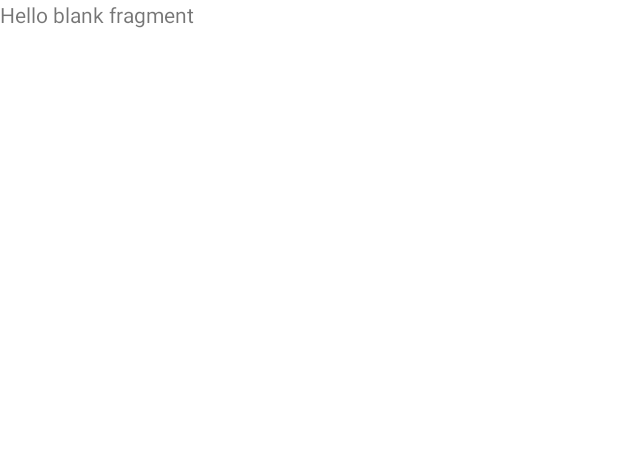
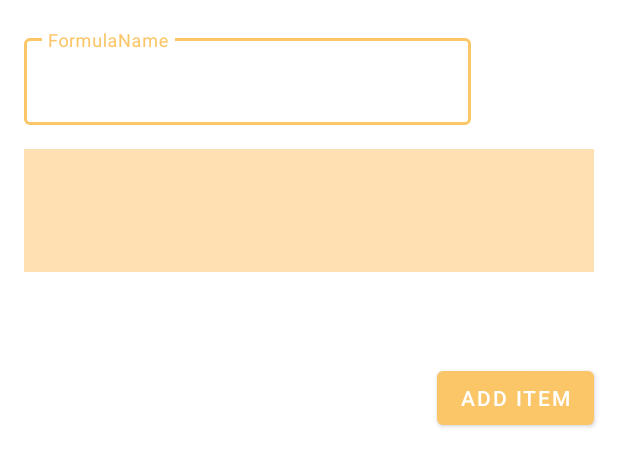
Before and after one commit to Pareeesa/Pottery, an Android app: the layout fragment_edit.xml on its own in the app's theme, with its tools: preview values and no code run, on a phone screen of 412 x 824 dp. Shown: the top 466 px of the screen. Run offline under Robolectric (Android 15) with nearby library versions, the phone set to English and light mode, and no system bars.

Commit message:
Design editFragment

```diff
--- a/app/src/main/java/com/example/pottery/ui/EditFragment.kt
+++ b/app/src/main/java/com/example/pottery/ui/EditFragment.kt
@@ -5,22 +5,28 @@ import androidx.fragment.app.Fragment
 import android.view.LayoutInflater
 import android.view.View
 import android.view.ViewGroup
+import androidx.fragment.app.viewModels
 import com.example.pottery.R
+import com.example.pottery.databinding.FragmentEditBinding
+import com.example.pottery.databinding.FragmentHomeBinding
+import com.example.pottery.viewModels.FormulaViewModel
 
 
 class EditFragment : Fragment() {
 
-    override fun onCreate(savedInstanceState: Bundle?) {
-        super.onCreate(savedInstanceState)
-
-    }
+    private lateinit var binding: FragmentEditBinding
+    private val viewModel: FormulaViewModel by viewModels()
 
     override fun onCreateView(
         inflater: LayoutInflater, container: ViewGroup?,
         savedInstanceState: Bundle?
     ): View? {
-        // Inflate the layout for this fragment
-        return inflater.inflate(R.layout.fragment_edit, container, false)
+        binding = FragmentEditBinding.inflate(inflater, container, false)
+        return binding.root
+    }
+
+    override fun onViewCreated(view: View, savedInstanceState: Bundle?) {
+        super.onViewCreated(view, savedInstanceState)
     }
 
 
--- /dev/null
+++ b/app/src/main/res/drawable/ic_baseline_check_24.xml
@@ -0,0 +1,5 @@
+<vector android:height="24dp" android:tint="#FFFFFF"
+    android:viewportHeight="24" android:viewportWidth="24"
+    android:width="24dp" xmlns:android="http://schemas.android.com/apk/res/android">
+    <path android:fillColor="@android:color/white" android:pathData="M9,16.17L4.83,12l-1.42,1.41L9,19 21,7l-1.41,-1.41z"/>
+</vector>
--- a/app/src/main/res/layout/fragment_edit.xml
+++ b/app/src/main/res/layout/fragment_edit.xml
@@ -1,14 +1,65 @@
 <?xml version="1.0" encoding="utf-8"?>
-<FrameLayout xmlns:android="http://schemas.android.com/apk/res/android"
+<androidx.constraintlayout.widget.ConstraintLayout xmlns:android="http://schemas.android.com/apk/res/android"
+    xmlns:app="http://schemas.android.com/apk/res-auto"
     xmlns:tools="http://schemas.android.com/tools"
     android:layout_width="match_parent"
     android:layout_height="match_parent"
-    tools:context=".ui.EditFragment">
+    tools:context="ui.HomeFragment">
 
-    <!-- TODO: Update blank fragment layout -->
-    <TextView
+    <com.google.android.material.textfield.TextInputLayout
+        android:id="@+id/textInputLayout"
+        style="@style/Widget.MaterialComponents.TextInputLayout.OutlinedBox"
+        android:layout_width="298dp"
+        android:layout_height="63dp"
+        android:layout_marginStart="16dp"
+        android:layout_marginTop="20dp"
+        android:hint="@string/formulaname"
+        app:layout_constraintStart_toStartOf="parent"
+        app:layout_constraintTop_toTopOf="parent">
+
+        <com.google.android.material.textfield.TextInputEditText
+            android:id="@+id/et_search"
+            android:layout_width="match_parent"
+            android:layout_height="match_parent" />
+    </com.google.android.material.textfield.TextInputLayout>
+
+    <com.google.android.material.floatingactionbutton.FloatingActionButton
+        android:id="@+id/btn_save"
+        android:visibility="gone"
+        android:layout_width="wrap_content"
+        android:layout_height="wrap_content"
+        android:layout_marginEnd="16dp"
+        android:layout_marginBottom="16dp"
+        android:clickable="true"
+        android:focusable="true"
+        android:src="@drawable/ic_baseline_check_24"
+        app:backgroundTint="@color/Orange"
+        app:layout_constraintBottom_toBottomOf="parent"
+        app:layout_constraintEnd_toEndOf="parent"
+        app:tint="@color/white"
+        tools:ignore="ContentDescription" />
+
+    <androidx.recyclerview.widget.RecyclerView
+        android:id="@+id/recycler_view"
         android:layout_width="match_parent"
-        android:layout_height="match_parent"
-        android:text="@string/hello_blank_fragment" />
+        android:layout_height="wrap_content"
+        android:layout_marginStart="16dp"
+        android:layout_marginTop="16dp"
+        android:layout_marginEnd="16dp"
+        android:clipToPadding="false"
+        android:paddingBottom="60dp"
+        app:layoutManager="androidx.recyclerview.widget.LinearLayoutManager"
+        app:layout_constraintEnd_toEndOf="parent"
+        app:layout_constraintHorizontal_bias="0.0"
+        app:layout_constraintStart_toStartOf="parent"
+        app:layout_constraintTop_toBottomOf="@+id/textInputLayout"
+        tools:listitem="@layout/item_view" />
 
-</FrameLayout>
+    <Button
+        android:layout_width="wrap_content"
+        android:layout_height="wrap_content"
+        android:text="Add Item"
+        app:layout_constraintEnd_toEndOf="@+id/recycler_view"
+        app:layout_constraintTop_toBottomOf="@+id/recycler_view" />
+
+</androidx.constraintlayout.widget.ConstraintLayout>
--- a/app/src/main/res/navigation/nav_graph.xml
+++ b/app/src/main/res/navigation/nav_graph.xml
@@ -41,5 +41,9 @@
         android:id="@+id/editFragment"
         android:name="com.example.pottery.ui.EditFragment"
         android:label="fragment_edit"
-        tools:layout="@layout/fragment_edit" />
+        tools:layout="@layout/fragment_edit" >
+        <argument
+            android:name="formulaId"
+            app:argType="integer" />
+    </fragment>
 </navigation>
--- a/app/src/main/res/values/strings.xml
+++ b/app/src/main/res/values/strings.xml
@@ -21,5 +21,6 @@
     <string name="delete_dialog_accept"> Accept </string>
     <string name="delete_dialog_message"> This formula will be deleted forever and can no longer be recovered. Are you sure you want to delete the formula? </string>
     <string name="code">Code</string>
+    <string name="formulaname">FormulaName</string>
 
 </resources>
```
